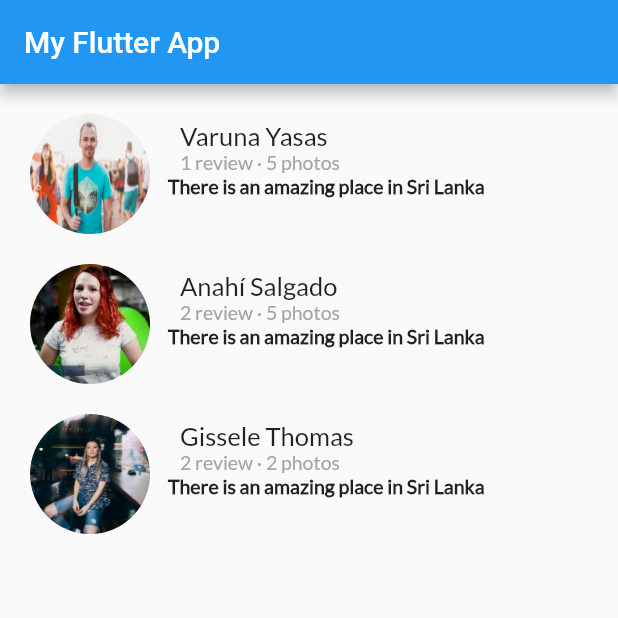
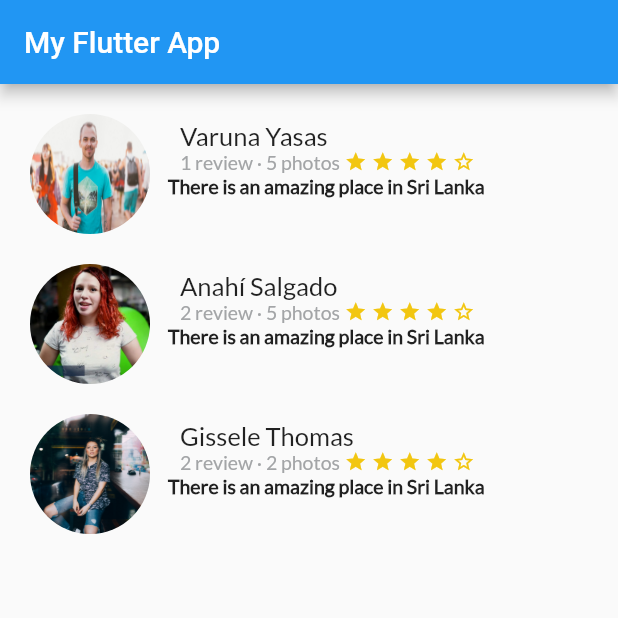
Before and after one commit to ericgomez/platzi_trips_app_complete, a Flutter app: the screen it shows after launch, on a phone screen of 412 x 824 dp, the top half of it. Run offline on Flutter 3.47's test engine with Material 2 defaults, Android fonts, the phone set to English and light mode, and no system bars.

Commit message:
adding row of stars

```diff
--- a/lib/review.dart
+++ b/lib/review.dart
@@ -16,6 +16,51 @@ class Review extends StatelessWidget {
   @override
   Widget build(BuildContext context) {
 
+    // Widget para representar las estrellas vacias
+    final star_border = Container(
+      margin: EdgeInsets.only(
+          //top: 323.0,//Posision en la pantalla
+          left: 3.0,
+          //right: 3.0
+      ),
+
+      child: Icon(
+        Icons.star_border,
+        color: Color(0xFFF2C611),
+        size: 15.0,
+      ),
+    );
+
+    // Widget para representar las estrellas a la mitad
+    final star_half = Container(
+      margin: EdgeInsets.only(
+          //top: 323.0,//Posision en la pantalla
+          left: 3.0,
+          //right: 3.0
+      ),
+
+      child: Icon(
+        Icons.star_half,
+        color: Color(0xFFF2C611),
+        size: 15.0,
+      ),
+    );
+
+    // Widget para reprecentas las estrellas llenas
+    final star = Container(
+      margin: EdgeInsets.only(
+          //top: 323.0,//Posision en la pantalla
+          left: 3.0,
+          //right: 3.0
+      ),
+
+      child: Icon(
+        Icons.star,
+        color: Color(0xFFF2C611),
+        size: 15.0,
+      ),
+    );
+
     final userComment = Container(
       margin: EdgeInsets.only(
           left: 12.0
@@ -32,7 +77,9 @@ class Review extends StatelessWidget {
       ),
     );
 
-    final userInfo = Container(
+    final userInfo = Row(
+        children: [
+          Container(
             margin: EdgeInsets.only(
               left: 20.0
             ),
@@ -46,6 +93,17 @@ class Review extends StatelessWidget {
                 color: Color(0xFFa3a5a7)
               ),
             ),
+          ),
+          Row(
+            children: [
+               star,//Iconos de estrellas
+               star,
+               star,
+               star,
+               star_border
+            ],
+          )
+        ],
     );
 
     //Se crea el nombre del usuario
```
Lines whose indentation alone changed are shown as unchanged.
